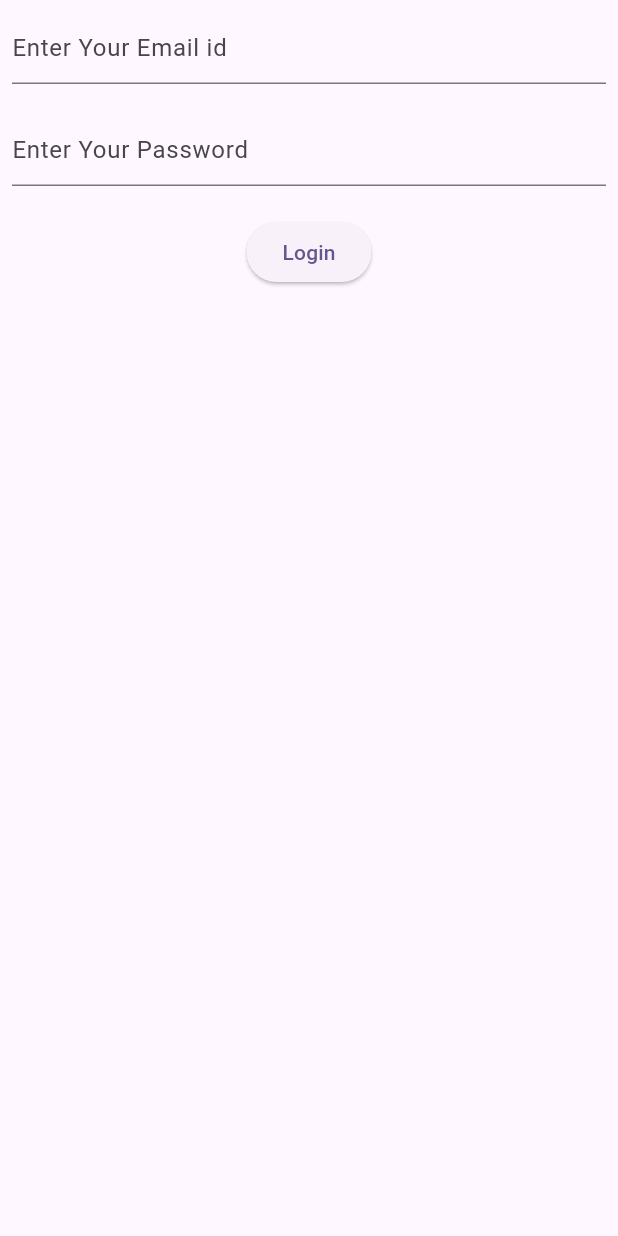
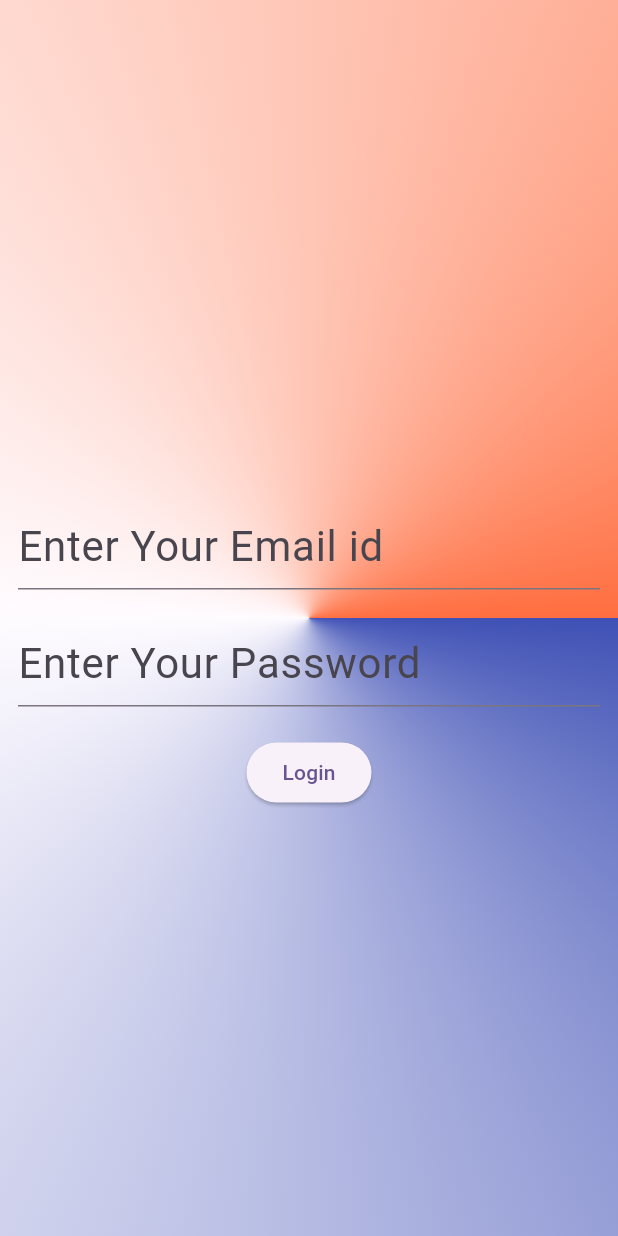
Before and after one commit to shossain786/firebase_demo, a Flutter app: the screen it shows after launch, on a phone screen of 412 x 824 dp. Run offline on Flutter 3.47's test engine with Material 3 defaults, Android fonts, the phone set to English and light mode, and no system bars; our stand-ins replace firebase_auth, firebase_core; accounts and stored records are empty.

Commit message:
code updated

```diff
--- a/lib/features/login/repo/login_repo.dart
+++ b/lib/features/login/repo/login_repo.dart
@@ -1,5 +1,6 @@
 import 'package:firebase_auth/firebase_auth.dart';
 import 'package:firebase_demo/features/login/model/login_model.dart';
+import 'package:flutter/material.dart';
 
 class LoginRepo {
   // METHOD WITHOUT MODEL CLASS
@@ -7,6 +8,7 @@ class LoginRepo {
   Future<UserCredential> login({required LoginModel loginModel}) async {
     // ALWAYS USE TRY-CATCH
     try {
+      debugPrint('Logging with: ${loginModel.email}, ${loginModel.password}');
       UserCredential credential = await FirebaseAuth.instance
           .signInWithEmailAndPassword(
               email: loginModel.email, password: loginModel.password);
--- a/lib/features/login/screen/login_screen.dart
+++ b/lib/features/login/screen/login_screen.dart
@@ -21,26 +21,52 @@ class _LoginScreenState extends State<LoginScreen> {
     log('PAGES REFRESHED');
     return Scaffold(
       body: SafeArea(
-          child: SingleChildScrollView(
+          child: Container(
+        decoration: const BoxDecoration(
+          gradient: SweepGradient(
+            tileMode: TileMode.mirror,
+            colors: [
+              Colors.indigo,
+              Colors.white54,
+              Colors.deepOrangeAccent,
+            ],
+          ),
+        ),
         child: Padding(
-          padding: const EdgeInsets.all(8.0),
+          padding: const EdgeInsets.all(12.0),
+          child: Center(
             child: Column(
+              crossAxisAlignment: CrossAxisAlignment.center,
               mainAxisAlignment: MainAxisAlignment.center,
-            crossAxisAlignment: CrossAxisAlignment.center,
               children: [
+                const SizedBox(height: 50),
                 // EMAIL
                 TextFormField(
                   controller: _emailController,
                   decoration: const InputDecoration(
                       hintText: 'Enter Your Email id',
+                      counterStyle: TextStyle(
+                        fontSize: 28,
+                        color: Colors.black,
+                      )),
+                  style: const TextStyle(
+                    fontSize: 28,
+                    color: Colors.black,
                   ),
                 ),
                 const SizedBox(height: 20),
                 // PASSWORD
                 TextFormField(
                   controller: _psswordController,
+                  obscureText: true,
                   decoration: const InputDecoration(
                     hintText: 'Enter Your Password',
+                    counterStyle: TextStyle(
+                      fontSize: 28,
+                    ),
+                  ),
+                  style: const TextStyle(
+                    fontSize: 28,
                   ),
                 ),
                 const SizedBox(height: 20),
@@ -62,9 +88,11 @@ class _LoginScreenState extends State<LoginScreen> {
                             await Future.delayed(const Duration(seconds: 2));
                             LoginRepo loginRepo = LoginRepo();
 
-                          UserCredential userCredential = await loginRepo.login(
+                            UserCredential userCredential =
+                                await loginRepo.login(
                               loginModel: LoginModel(
-                              email: _emailController.text.toLowerCase().trim(),
+                                email:
+                                    _emailController.text.toLowerCase().trim(),
                                 password: _psswordController.text.trim(),
                               ),
                             );
@@ -87,6 +115,7 @@ class _LoginScreenState extends State<LoginScreen> {
               ],
             ),
           ),
+        ),
       )),
     );
   }
```
Lines whose indentation alone changed are shown as unchanged.
